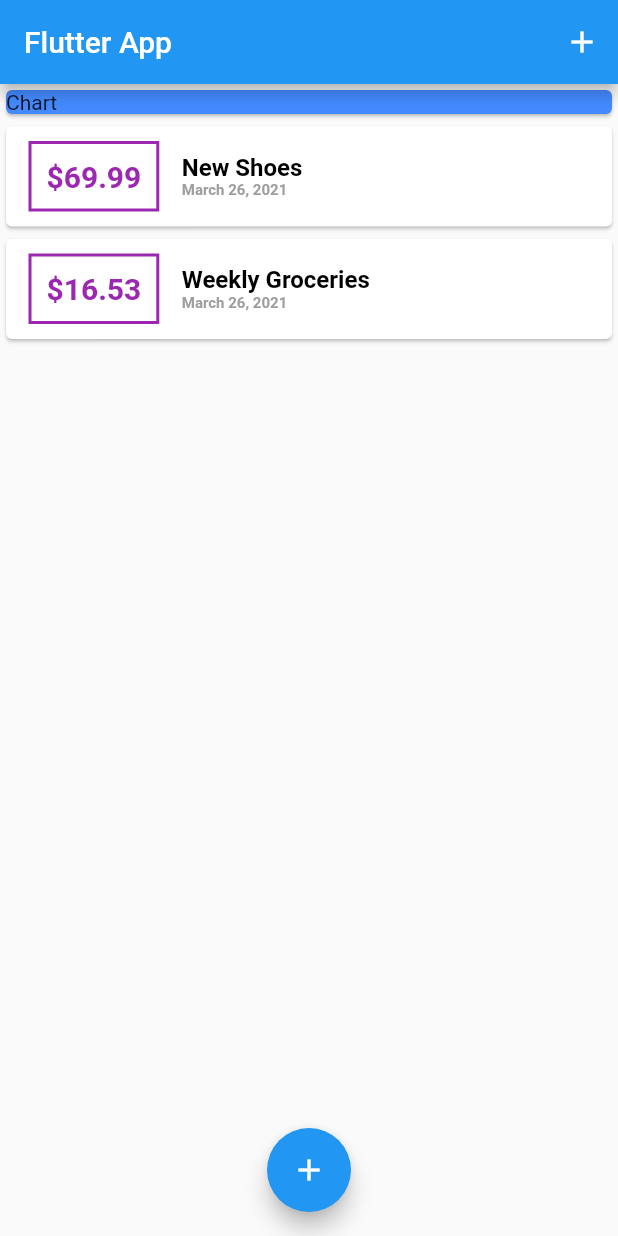
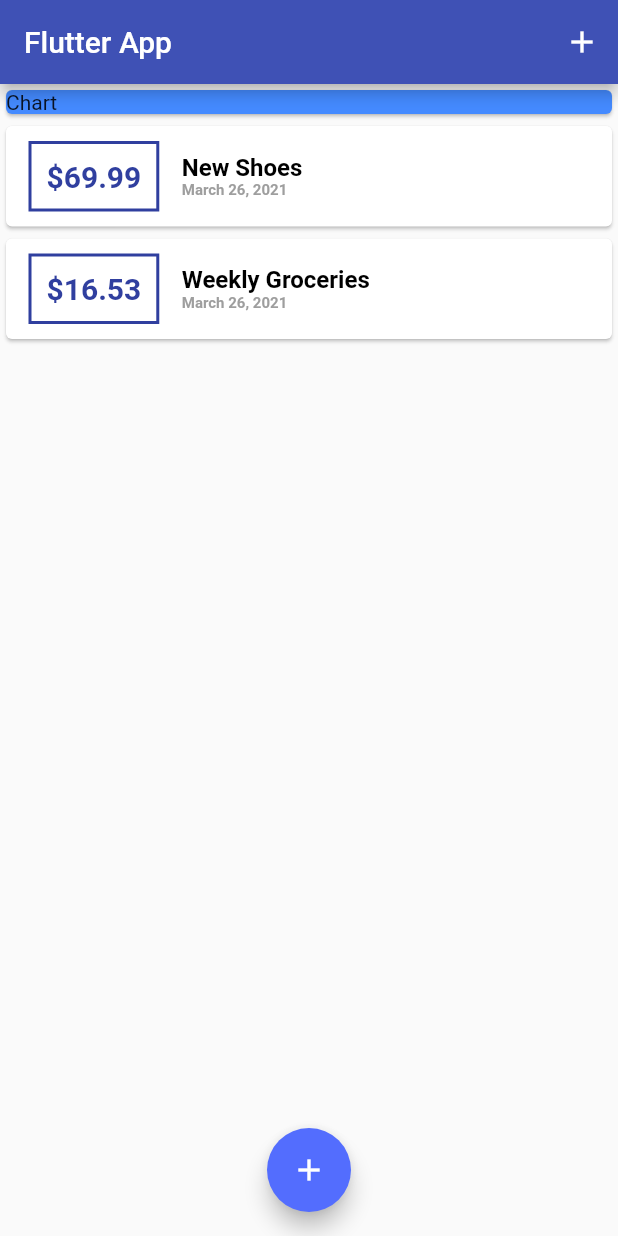
Before and after one commit to jasearce/Personal-Expenses-App, a Flutter app: the screen it shows after launch, on a phone screen of 412 x 824 dp. Run offline on Flutter 3.47's test engine with Material 2 defaults, Android fonts, the phone set to English and light mode, and no system bars.

Commit message:
uso de temas para UI

```diff
--- a/lib/main.dart
+++ b/lib/main.dart
@@ -10,6 +10,10 @@ class MyApp extends StatelessWidget {
   Widget build(BuildContext context) {
     return MaterialApp(
       title: 'Flutter App',
+      theme: ThemeData(
+        primarySwatch: Colors.indigo,
+        accentColor: Colors.indigoAccent,
+      ),
       home: MyHomePage(),
     );
   }
--- a/lib/widgets/transaction_list.dart
+++ b/lib/widgets/transaction_list.dart
@@ -23,7 +23,7 @@ class TransactionList extends StatelessWidget {
                   ),
                   decoration: BoxDecoration(
                     border: Border.all(
-                      color: Colors.purple,
+                      color: Theme.of(context).primaryColorDark,
                       width: 2,
                     ),
                   ),
@@ -31,7 +31,7 @@ class TransactionList extends StatelessWidget {
                   child: Text(
                     '\$${inputTransactions[index].amount.toStringAsFixed(2)}',
                     style: TextStyle(
-                      color: Colors.purple,
+                      color: Theme.of(context).primaryColorDark,
                       fontWeight: FontWeight.bold,
                       fontSize: 20,
                     ),
```
